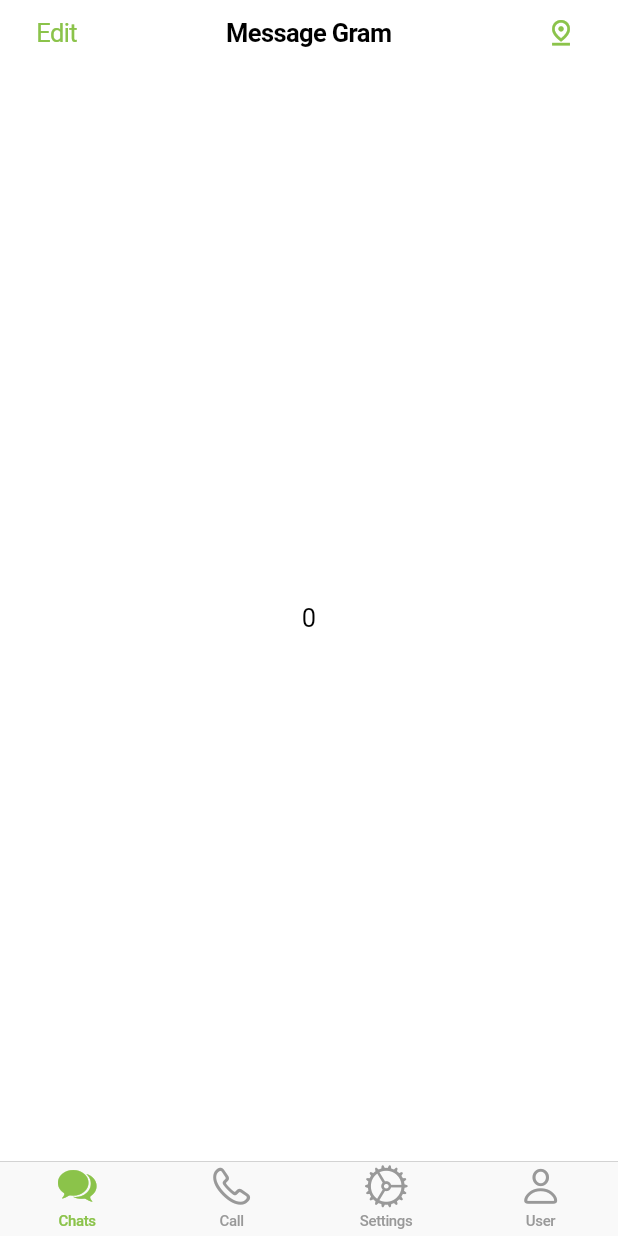
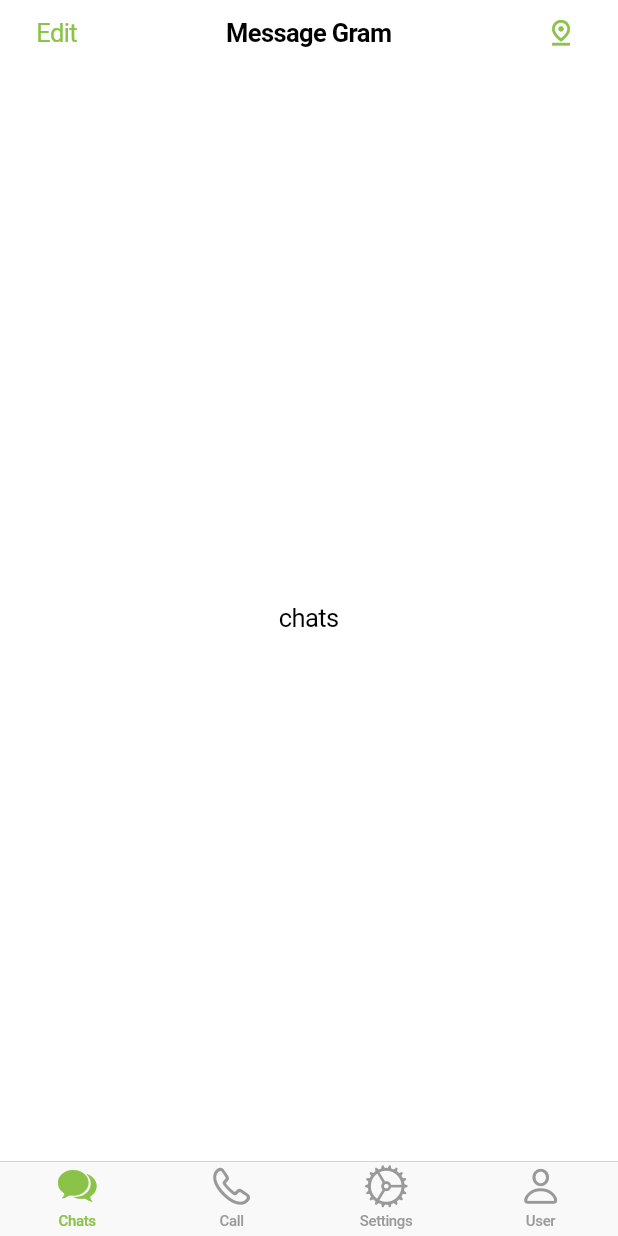
Before and after one commit to FajarAlFath/flutter_Muhammad-Fajar-Al-Fath, a Flutter app: the screen it shows after launch, on a phone screen of 412 x 824 dp. Run offline on Flutter 3.47's test engine with Material 2 defaults, Android fonts, the phone set to English and light mode, and no system bars; missing offline and left inert: dart:html; key blocks and very long unbroken strings in the code were emptied for the run.

Commit message:
revisi cupertino app

```diff
--- a/12_Platform Widget/praktikum/flutter_cupertino/lib/Home.dart
+++ b/12_Platform Widget/praktikum/flutter_cupertino/lib/Home.dart
@@ -2,32 +2,31 @@
 import 'package:flutter/material.dart';
 import 'chats.dart';
 
-class HomeScreen extends StatefulWidget {
-  @override
-  _HomeScreenState createState() => _HomeScreenState();
-}
+class HomeScreen extends StatelessWidget {
+  HomeScreen({Key? key}) : super(key: key);
 
-class _HomeScreenState extends State<HomeScreen> {
+  // ignore: prefer_const_constructors
+  var screens = [Chats()];
+
   @override
   Widget build(BuildContext context) {
     return CupertinoPageScaffold(
       navigationBar: CupertinoNavigationBar(
         leading: CupertinoButton(
           padding: EdgeInsets.zero,
-          child: Text('Edit'),
+          child: const Text('Edit'),
           onPressed: () {},
         ),
-        middle: Text('Message Gram'),
+        middle: const Text('Message Gram'),
         trailing: CupertinoButton(
           padding: EdgeInsets.zero,
-          child: Icon(
-            Icons.pin_drop_outlined),
+          child: const Icon(Icons.pin_drop_outlined),
           onPressed: () {},
         ),
       ),
       child: CupertinoTabScaffold(
         tabBar: CupertinoTabBar(
-          items: [
+          items: const [
             BottomNavigationBarItem(
               label: "Chats",
               icon: Icon(CupertinoIcons.chat_bubble_2_fill),
@@ -47,11 +46,7 @@
           ],
         ),
         tabBuilder: (BuildContext context, int index) {
-          return Container(
-            child: Center(
-              child: Text('$index'),
-            ),
-          );
+          return screens[0];
         },
       ),
     );
--- a/12_Platform Widget/praktikum/flutter_cupertino/lib/chats.dart
+++ b/12_Platform Widget/praktikum/flutter_cupertino/lib/chats.dart
@@ -0,0 +1,13 @@
+import 'package:flutter/material.dart';
+
+class Chats extends StatelessWidget{
+  const Chats({Key? key}) : super(key: key);
+
+  @override
+  Widget build(BuildContext context){
+    return Container(
+      child: Center(
+        child: Text('chats'),
+    ),);
+  }
+}
```
